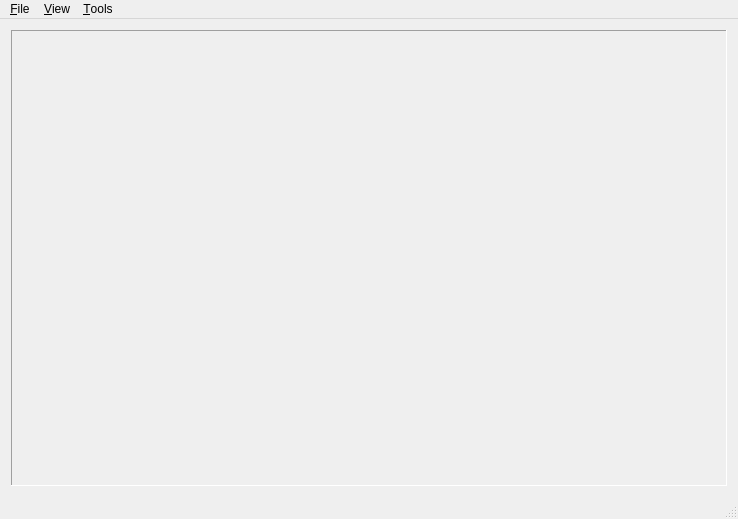
This is tools/ltsgraph-qt/mainwindow.ui in gijskant/mcrl2-pmc as Qt 5 draws it before an edit. The edited form follows.
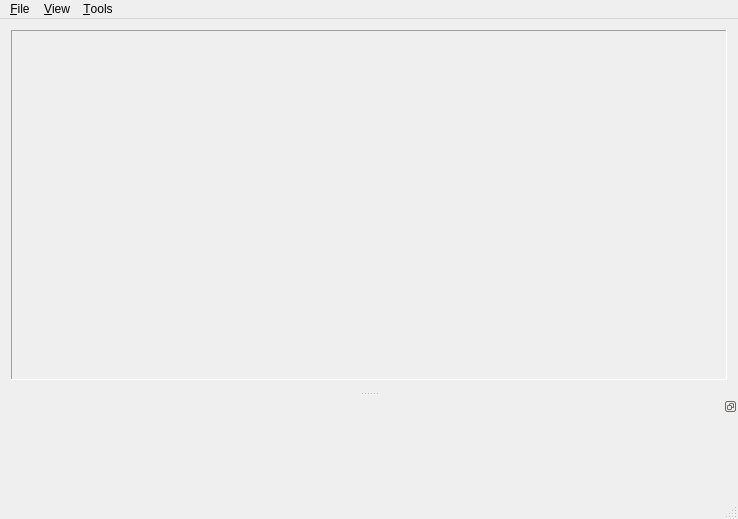
This is the edited form. Custom widgets are drawn as their Qt base class.

```diff
--- a/tools/ltsgraph-qt/mainwindow.ui
+++ b/tools/ltsgraph-qt/mainwindow.ui
@@ -83,6 +83,24 @@
    <addaction name="menu_Tools"/>
   </widget>
   <widget class="QStatusBar" name="statusBar"/>
+  <widget class="QDockWidget" name="dockOutput">
+   <property name="minimumSize">
+    <size>
+     <width>200</width>
+     <height>100</height>
+    </size>
+   </property>
+   <property name="features">
+    <set>QDockWidget::DockWidgetFloatable|QDockWidget::DockWidgetMovable</set>
+   </property>
+   <property name="windowTitle">
+    <string/>
+   </property>
+   <attribute name="dockWidgetArea">
+    <number>8</number>
+   </attribute>
+   <widget class="mcrl2::utilities::qt::LogWidget" name="dockWidgetOutput"/>
+  </widget>
   <action name="actGenerateRandomGraph">
    <property name="enabled">
     <bool>true</bool>
@@ -150,6 +168,13 @@
   </action>
  </widget>
  <layoutdefault spacing="6" margin="11"/>
+ <customwidgets>
+  <customwidget>
+   <class>mcrl2::utilities::qt::LogWidget</class>
+   <extends>QWidget</extends>
+   <header>mcrl2/utilities/logwidget.h</header>
+  </customwidget>
+ </customwidgets>
  <resources/>
  <connections/>
  <slots>
```
Left out of the diff: 2 changed lines with no effect on the pictures.
